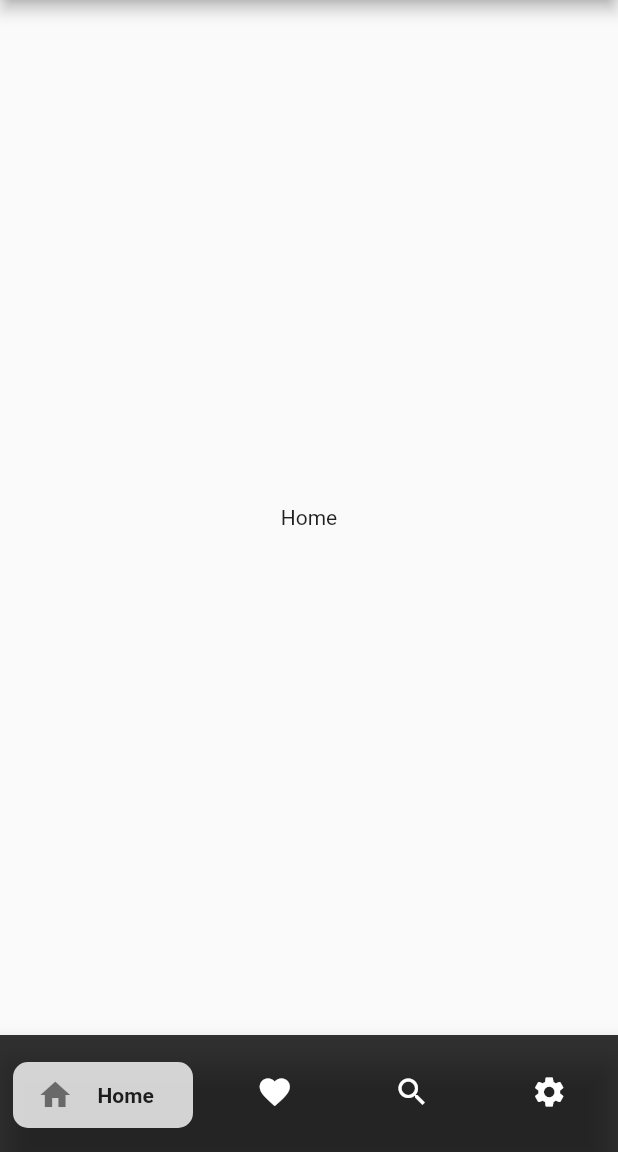
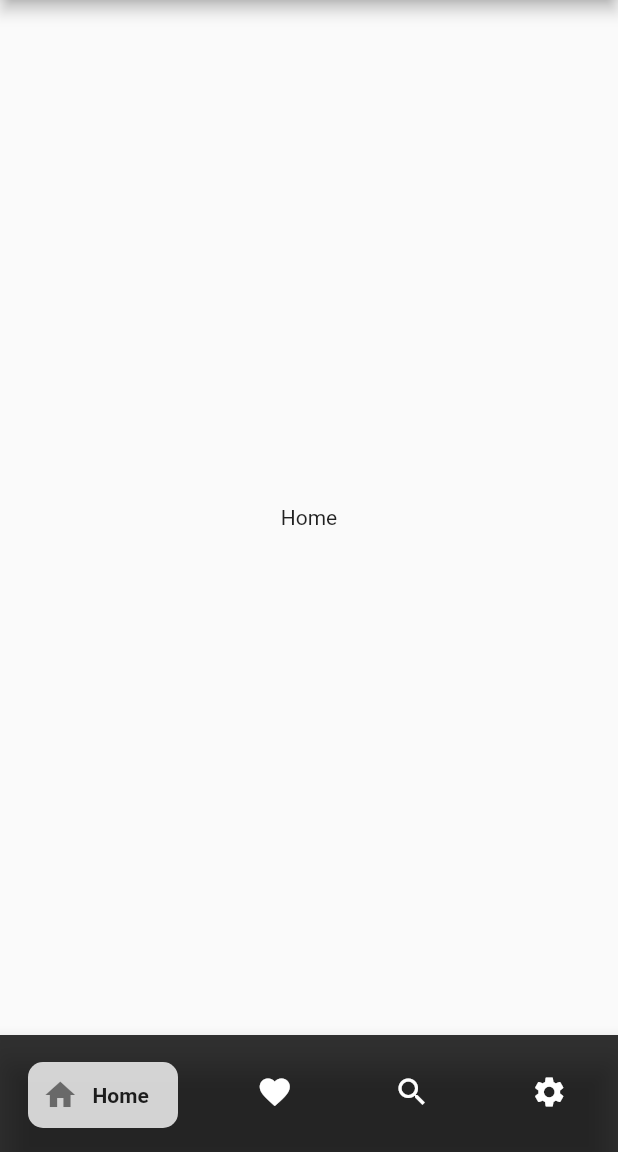
Before and after one commit to pd28CSE/FlutterCustomBottomNavigationBar, a Flutter app: the screen it shows after launch, on a phone screen of 412 x 824 dp, the part 84-1236 px from its top. Run offline on Flutter 3.47's test engine with Material 2 defaults, Android fonts, the phone set to English and light mode, and no system bars.

Commit message:
style update

```diff
--- a/lib/screens/home_screen.dart
+++ b/lib/screens/home_screen.dart
@@ -27,9 +27,9 @@ class _HomeScreenState extends State<HomeScreen> {
     return BottomNavigationBarItem(
       backgroundColor: color,
       icon: Icon(icon),
-      label: label,
+      label: '__ $label __',
       activeIcon: Container(
-        width: 120,
+        width: 100,
         margin: const EdgeInsets.only(top: 4),
         padding: const EdgeInsets.only(top: 10, right: 10, bottom: 10),
         decoration: BoxDecoration(
```
